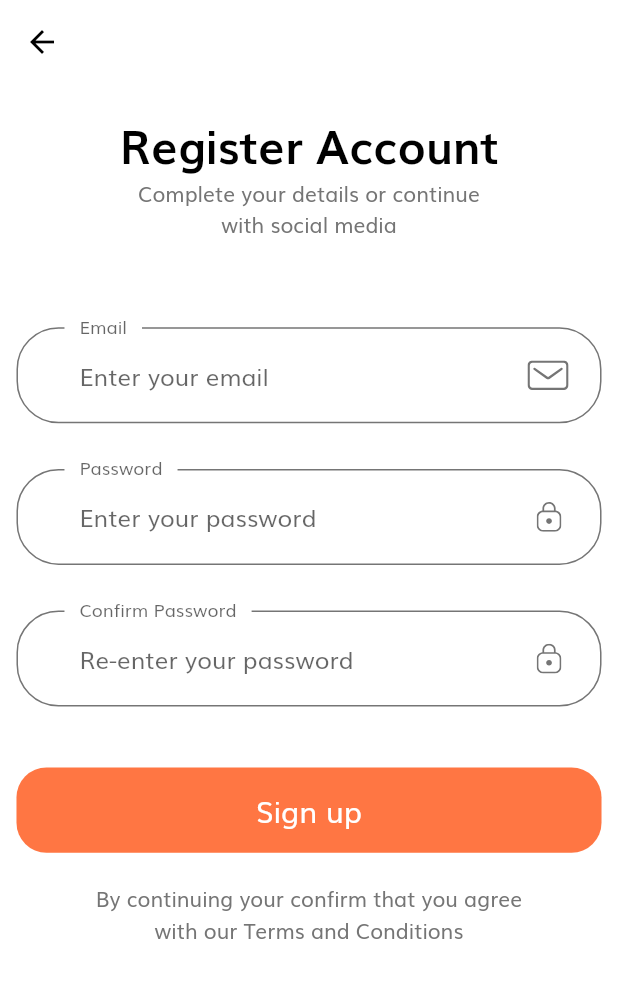
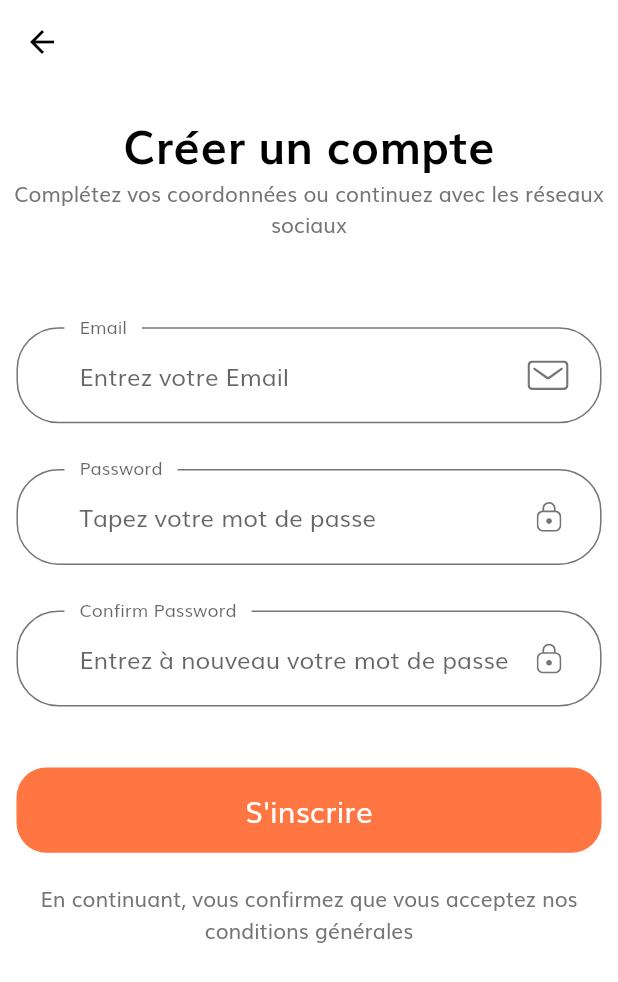
Before and after one commit to noucharles/mobile-shop-games, a Flutter app: the screen it shows after launch, after a tap on "Sign Up", on a phone screen of 412 x 824 dp. Shown: the top 982 px of the screen. Run offline on Flutter 3.47's test engine with Material 2 defaults, Android fonts, the phone set to English and light mode, and no system bars; our stand-ins replace cloud_firestore, firebase_auth, firebase_core, firebase_storage, flutter_rating_bar, flutter_svg and 5 more; missing offline and left inert: enum_to_string, future_progress_dialog, pinch_zoom_image_updated, swipedetector; accounts and stored records are empty.

Commit message:
Traduction fr sign up & sign in

```diff
--- a/lib/screens/sign_in/components/body.dart
+++ b/lib/screens/sign_in/components/body.dart
@@ -21,11 +21,11 @@ class Body extends StatelessWidget {
               children: [
                 SizedBox(height: SizeConfig.screenHeight * 0.04),
                 Text(
-                  "Welcome Back",
+                  "Content de vous revoir",
                   style: headingStyle,
                 ),
                 Text(
-                  "Sign in with your email and password",
+                  "Connectez-vous avec votre email et votre mot de passe",
                   textAlign: TextAlign.center,
                 ),
                 SizedBox(height: SizeConfig.screenHeight * 0.08),
--- a/lib/screens/sign_in/components/sign_in_form.dart
+++ b/lib/screens/sign_in/components/sign_in_form.dart
@@ -43,7 +43,7 @@ class _SignInFormState extends State<SignInForm> {
           buildForgotPasswordWidget(context),
           SizedBox(height: getProportionateScreenHeight(30)),
           DefaultButton(
-            text: "Sign in",
+            text: "S'identifier",
             press: signInButtonCallback,
           ),
         ],
@@ -64,7 +64,7 @@ class _SignInFormState extends State<SignInForm> {
                 ));
           },
           child: Text(
-            "Forgot Password",
+            "Mot de passe oublié",
             style: TextStyle(
               decoration: TextDecoration.underline,
             ),
@@ -79,7 +79,7 @@ class _SignInFormState extends State<SignInForm> {
       controller: passwordFieldController,
       obscureText: true,
       decoration: InputDecoration(
-        hintText: "Enter your password",
+        hintText: "Tapez votre mot de passe",
         labelText: "Password",
         floatingLabelBehavior: FloatingLabelBehavior.always,
         suffixIcon: CustomSuffixIcon(
@@ -103,7 +103,7 @@ class _SignInFormState extends State<SignInForm> {
       controller: emailFieldController,
       keyboardType: TextInputType.emailAddress,
       decoration: InputDecoration(
-        hintText: "Enter your email",
+        hintText: "Entrez votre Email",
         labelText: "Email",
         floatingLabelBehavior: FloatingLabelBehavior.always,
         suffixIcon: CustomSuffixIcon(
@@ -139,12 +139,12 @@ class _SignInFormState extends State<SignInForm> {
           builder: (context) {
             return FutureProgressDialog(
               signInFuture,
-              message: Text("Signing in to account"),
+              message: Text("Connexion au compte"),
             );
           },
         );
         if (signInStatus == true) {
-          snackbarMessage = "Signed In Successfully";
+          snackbarMessage = "Connexion réussie";
         } else {
           throw FirebaseSignInAuthUnknownReasonFailure();
         }
--- a/lib/screens/sign_up/components/body.dart
+++ b/lib/screens/sign_up/components/body.dart
@@ -15,18 +15,18 @@ class Body extends StatelessWidget {
             children: [
               SizedBox(height: SizeConfig.screenHeight * 0.02),
               Text(
-                "Register Account",
+                "Créer un compte",
                 style: headingStyle,
               ),
               Text(
-                "Complete your details or continue \nwith social media",
+                "Complétez vos coordonnées ou continuez avec les réseaux sociaux",
                 textAlign: TextAlign.center,
               ),
               SizedBox(height: SizeConfig.screenHeight * 0.07),
               SignUpForm(),
               SizedBox(height: getProportionateScreenHeight(20)),
               Text(
-                "By continuing your confirm that you agree \nwith our Terms and Conditions",
+                "En continuant, vous confirmez que vous acceptez nos conditions générales",
                 textAlign: TextAlign.center,
               ),
               SizedBox(height: getProportionateScreenHeight(20)),
--- a/lib/screens/sign_up/components/sign_up_form.dart
+++ b/lib/screens/sign_up/components/sign_up_form.dart
@@ -46,7 +46,7 @@ class _SignUpFormState extends State<SignUpForm> {
             buildConfirmPasswordFormField(),
             SizedBox(height: getProportionateScreenHeight(40)),
             DefaultButton(
-              text: "Sign up",
+              text: "S'inscrire",
               press: signUpButtonCallback,
             ),
           ],
@@ -60,7 +60,7 @@ class _SignUpFormState extends State<SignUpForm> {
       controller: confirmPasswordFieldController,
       obscureText: true,
       decoration: InputDecoration(
-        hintText: "Re-enter your password",
+        hintText: "Entrez à nouveau votre mot de passe",
         labelText: "Confirm Password",
         floatingLabelBehavior: FloatingLabelBehavior.always,
         suffixIcon: CustomSuffixIcon(
@@ -87,7 +87,7 @@ class _SignUpFormState extends State<SignUpForm> {
       controller: emailFieldController,
       keyboardType: TextInputType.emailAddress,
       decoration: InputDecoration(
-        hintText: "Enter your email",
+        hintText: "Entrez votre Email",
         labelText: "Email",
         floatingLabelBehavior: FloatingLabelBehavior.always,
         suffixIcon: CustomSuffixIcon(
@@ -111,7 +111,7 @@ class _SignUpFormState extends State<SignUpForm> {
       controller: passwordFieldController,
       obscureText: true,
       decoration: InputDecoration(
-        hintText: "Enter your password",
+        hintText: "Tapez votre mot de passe",
         labelText: "Password",
         floatingLabelBehavior: FloatingLabelBehavior.always,
         suffixIcon: CustomSuffixIcon(
@@ -147,13 +147,13 @@ class _SignUpFormState extends State<SignUpForm> {
           builder: (context) {
             return FutureProgressDialog(
               signUpFuture,
-              message: Text("Creating new account"),
+              message: Text("Créer un nouveau compte"),
             );
           },
         );
         if (signUpStatus == true) {
           snackbarMessage =
-              "Registered successfully, Please verify your email id";
+              "Enregistré avec succès, veuillez vérifier votre adresse e-mail";
         } else {
           throw FirebaseSignUpAuthUnknownReasonFailureException();
         }
```
